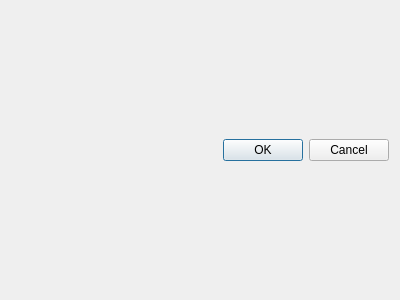
Above: G2G/forms/formsutil/errordialog.ui from XRay3D/GERBER_X3 before the change. Below: the same form after it.
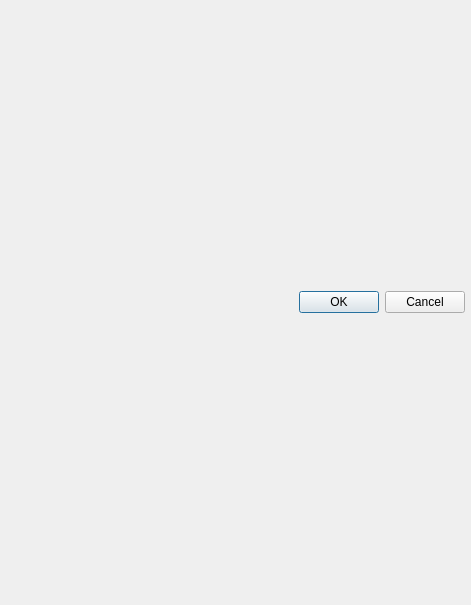
That is the form after the change.

Diff of the .ui file:
```diff
--- a/G2G/forms/formsutil/errordialog.ui
+++ b/G2G/forms/formsutil/errordialog.ui
@@ -6,14 +6,26 @@
    <rect>
     <x>0</x>
     <y>0</y>
-    <width>400</width>
-    <height>300</height>
+    <width>471</width>
+    <height>605</height>
    </rect>
   </property>
   <property name="windowTitle">
    <string>Dialog</string>
   </property>
   <layout class="QVBoxLayout" name="verticalLayout">
+   <property name="leftMargin">
+    <number>6</number>
+   </property>
+   <property name="topMargin">
+    <number>6</number>
+   </property>
+   <property name="rightMargin">
+    <number>6</number>
+   </property>
+   <property name="bottomMargin">
+    <number>6</number>
+   </property>
    <item>
     <widget class="QDialogButtonBox" name="buttonBox">
      <property name="orientation">
```
Left out of the diff: 2 changed lines with no effect on the pictures.
